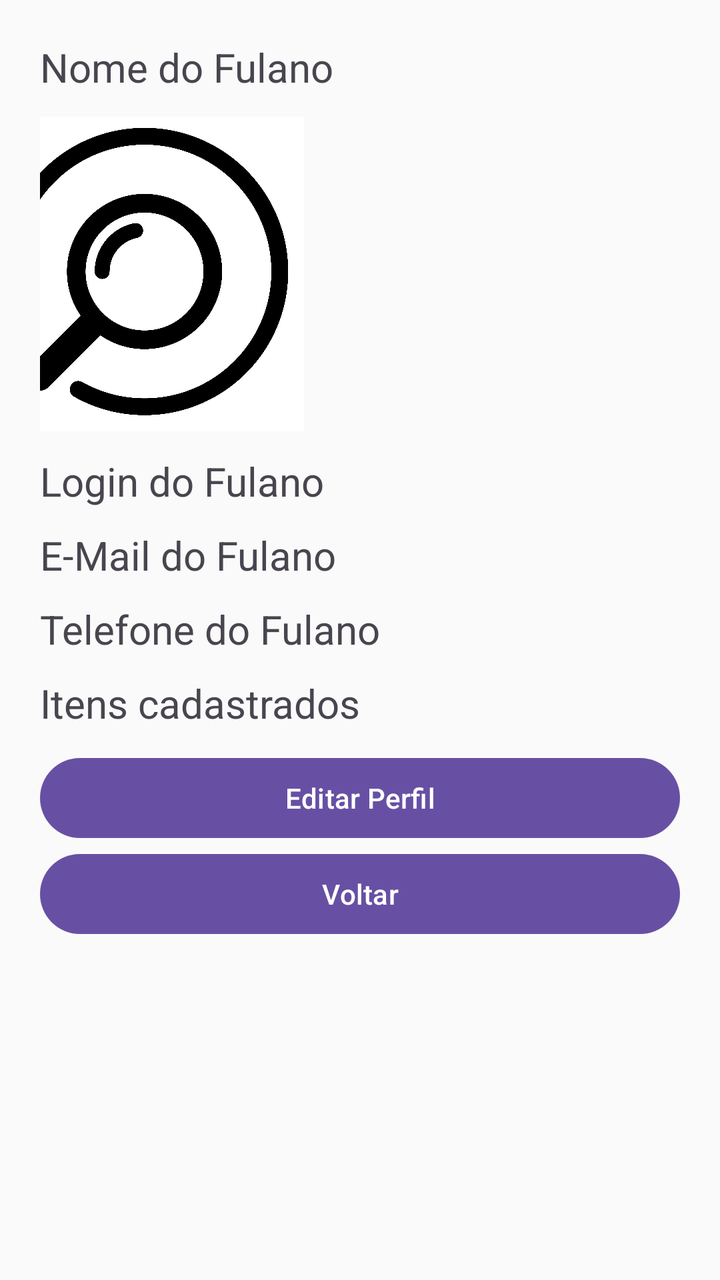
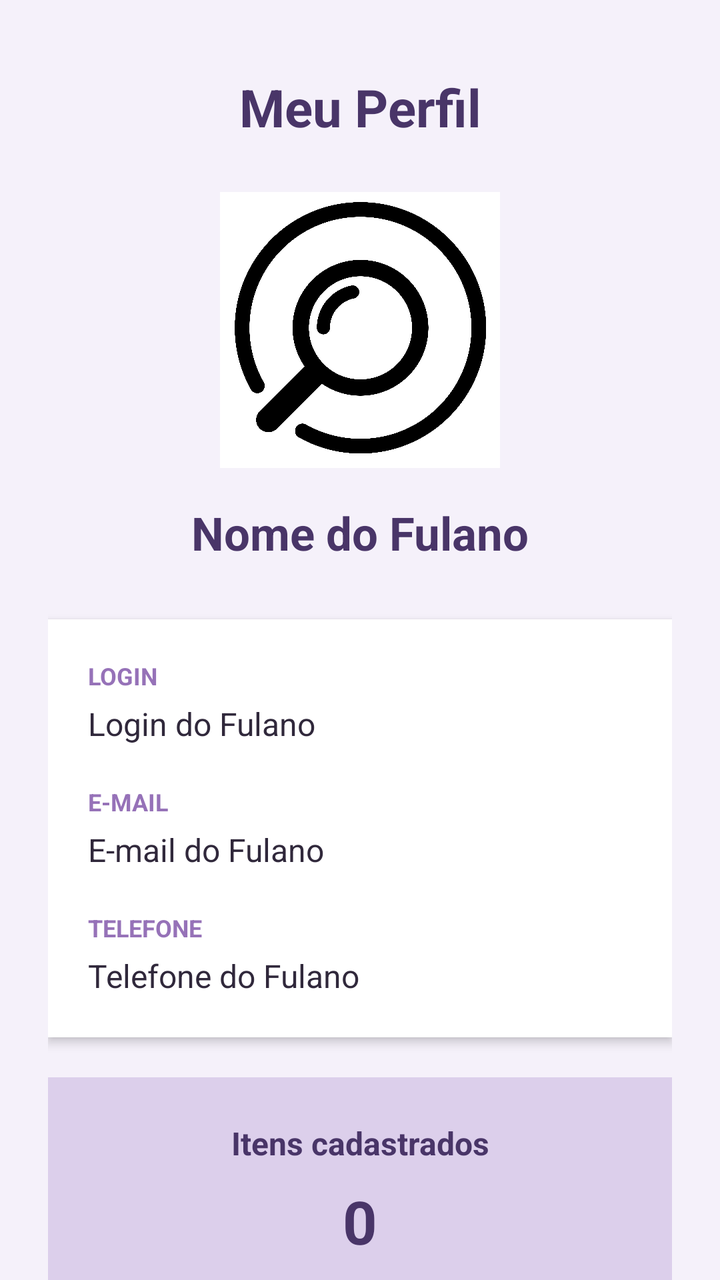

Compare the two renders of this Android layout. The source of the first and the diff that turns it into the second are given below.
<!-- AndroidManifest.xml: application theme Theme.ProjetoAchadosPerdidos -->
<!-- res/layout/tela_perfil.xml -->
<?xml version="1.0" encoding="utf-8"?>
<androidx.core.widget.NestedScrollView xmlns:android="http://schemas.android.com/apk/res/android"
    xmlns:app="http://schemas.android.com/apk/res-auto"
    xmlns:tools="http://schemas.android.com/tools"
    android:layout_width="match_parent"
    android:layout_height="match_parent"
    android:background="#FAFAFA"
    android:fitsSystemWindows="true"
    android:id="@+id/TelaPerfil"
    tools:context=".TelaPerfil">

    <LinearLayout
        android:layout_width="match_parent"
        android:layout_height="wrap_content"
        android:orientation="vertical"
        android:padding="20dp">

        <TextView
            android:layout_width="match_parent"
            android:layout_height="wrap_content"
            android:textSize="20sp"
            android:layout_marginBottom="10sp"
            android:text="Nome do Fulano">
        </TextView>

        <ImageView
            android:layout_width="160dp"
            android:layout_height="160dp"
            android:layout_gravity="center"
            android:layout_marginBottom="10sp"
            android:layout_marginRight="108dp"
            android:src="@drawable/logo_app"/>

        <TextView
            android:layout_width="match_parent"
            android:layout_height="wrap_content"
            android:textSize="20sp"
            android:layout_marginBottom="10sp"
            android:text="Login do Fulano">
        </TextView>

        <TextView
            android:layout_width="match_parent"
            android:layout_height="wrap_content"
            android:textSize="20sp"
            android:layout_marginBottom="10sp"
            android:text="E-Mail do Fulano">
        </TextView>

        <TextView
            android:layout_width="match_parent"
            android:layout_height="wrap_content"
            android:textSize="20sp"
            android:layout_marginBottom="10sp"
            android:text="Telefone do Fulano">
        </TextView>

        <TextView
            android:layout_width="match_parent"
            android:layout_height="wrap_content"
            android:textSize="20sp"
            android:layout_marginBottom="10sp"
            android:text="Itens cadastrados">
        </TextView>

        <Button
            android:id="@+id/buttonEditarPerfil"
            android:layout_width="match_parent"
            android:layout_height="wrap_content"
            android:text="Editar Perfil">
        </Button>

        <Button
            android:id="@+id/buttonVoltar"
            android:layout_width="match_parent"
            android:layout_height="wrap_content"
            android:text="Voltar">
        </Button>

    </LinearLayout>

</androidx.core.widget.NestedScrollView>
<!-- resources referenced by this layout -->
<resources>
  <!-- drawable logo_app: png bitmap (drawable, 271398 bytes) -->
  <style name="Theme.ProjetoAchadosPerdidos" parent="Base.Theme.ProjetoAchadosPerdidos" />
  <style name="Base.Theme.ProjetoAchadosPerdidos" parent="Theme.Material3.DayNight.NoActionBar">
          
          
      </style>
</resources>

<!-- the commit's change to res/layout/tela_perfil.xml (unified diff, before → after) -->
@@ -1,81 +1,183 @@
 <?xml version="1.0" encoding="utf-8"?>
-<androidx.core.widget.NestedScrollView xmlns:android="http://schemas.android.com/apk/res/android"
+<androidx.core.widget.NestedScrollView
+    xmlns:android="http://schemas.android.com/apk/res/android"
     xmlns:app="http://schemas.android.com/apk/res-auto"
     xmlns:tools="http://schemas.android.com/tools"
+    android:id="@+id/TelaPerfil"
     android:layout_width="match_parent"
     android:layout_height="match_parent"
-    android:background="#FAFAFA"
+    android:background="#F5F1FA"
+    android:fillViewport="true"
     android:fitsSystemWindows="true"
-    android:id="@+id/TelaPerfil"
     tools:context=".TelaPerfil">
 
     <LinearLayout
         android:layout_width="match_parent"
         android:layout_height="wrap_content"
         android:orientation="vertical"
-        android:padding="20dp">
+        android:gravity="center_horizontal"
+        android:padding="24dp">
 
+        
         <TextView
             android:layout_width="match_parent"
             android:layout_height="wrap_content"
-            android:textSize="20sp"
-            android:layout_marginBottom="10sp"
-            android:text="Nome do Fulano">
-        </TextView>
+            android:text="Meu Perfil"
+            android:textColor="#493568"
+            android:textSize="26sp"
+            android:textStyle="bold"
+            android:gravity="center"
+            android:layout_marginTop="12dp"
+            android:layout_marginBottom="24dp"/>
 
+        
         <ImageView
-            android:layout_width="160dp"
-            android:layout_height="160dp"
+            android:layout_width="140dp"
+            android:layout_height="140dp"
             android:layout_gravity="center"
-            android:layout_marginBottom="10sp"
-            android:layout_marginRight="108dp"
-            android:src="@drawable/logo_app"/>
+            android:layout_marginBottom="16dp"
+            android:src="@drawable/logo_app"
+            android:scaleType="fitCenter"
+            android:contentDescription="Foto de perfil do usuário"/>
 
+        
         <TextView
+            android:id="@+id/textViewNomePerfil"
             android:layout_width="match_parent"
             android:layout_height="wrap_content"
-            android:textSize="20sp"
-            android:layout_marginBottom="10sp"
-            android:text="Login do Fulano">
-        </TextView>
+            android:text="Nome do Fulano"
+            android:textColor="#493568"
+            android:textSize="23sp"
+            android:textStyle="bold"
+            android:gravity="center"
+            android:layout_marginBottom="28dp"/>
 
-        <TextView
+        
+        <LinearLayout
             android:layout_width="match_parent"
             android:layout_height="wrap_content"
-            android:textSize="20sp"
-            android:layout_marginBottom="10sp"
-            android:text="E-Mail do Fulano">
-        </TextView>
+            android:orientation="vertical"
+            android:background="#FFFFFF"
+            android:padding="20dp"
+            android:elevation="3dp"
+            android:layout_marginBottom="20dp">
 
-        <TextView
+            
+            <TextView
+                android:layout_width="match_parent"
+                android:layout_height="wrap_content"
+                android:text="LOGIN"
+                android:textColor="#9672B8"
+                android:textSize="12sp"
+                android:textStyle="bold"
+                android:layout_marginBottom="5dp"/>
+
+            <TextView
+                android:id="@+id/textViewLoginPerfil"
+                android:layout_width="match_parent"
+                android:layout_height="wrap_content"
+                android:text="Login do Fulano"
+                android:textColor="#30283B"
+                android:textSize="16sp"
+                android:layout_marginBottom="20dp"/>
+
+            
+            <TextView
+                android:layout_width="match_parent"
+                android:layout_height="wrap_content"
+                android:text="E-MAIL"
+                android:textColor="#9672B8"
+                android:textSize="12sp"
+                android:textStyle="bold"
+                android:layout_marginBottom="5dp"/>
+
+            <TextView
+                android:id="@+id/textViewEmailPerfil"
+                android:layout_width="match_parent"
+                android:layout_height="wrap_content"
+                android:text="E-mail do Fulano"
+                android:textColor="#30283B"
+                android:textSize="16sp"
+                android:layout_marginBottom="20dp"/>
+
+            
+            <TextView
+                android:layout_width="match_parent"
+                android:layout_height="wrap_content"
+                android:text="TELEFONE"
+                android:textColor="#9672B8"
+                android:textSize="12sp"
+                android:textStyle="bold"
+                android:layout_marginBottom="5dp"/>
+
+            <TextView
+                android:id="@+id/textViewTelefonePerfil"
+                android:layout_width="match_parent"
+                android:layout_height="wrap_content"
+                android:text="Telefone do Fulano"
+                android:textColor="#30283B"
+                android:textSize="16sp"/>
+
+        </LinearLayout>
+
+        
+        <LinearLayout
             android:layout_width="match_parent"
             android:layout_height="wrap_content"
-            android:textSize="20sp"
-            android:layout_marginBottom="10sp"
-            android:text="Telefone do Fulano">
-        </TextView>
+            android:orientation="vertical"
+            android:gravity="center"
+            android:background="#DCCFEB"
+            android:padding="22dp"
+            android:layout_marginBottom="28dp">
 
-        <TextView
-            android:layout_width="match_parent"
-            android:layout_height="wrap_content"
-            android:textSize="20sp"
-            android:layout_marginBottom="10sp"
-            android:text="Itens cadastrados">
-        </TextView>
+            <TextView
+                android:layout_width="match_parent"
+                android:layout_height="wrap_content"
+                android:text="Itens cadastrados"
+                android:textColor="#493568"
+                android:textSize="16sp"
+                android:textStyle="bold"
+                android:gravity="center"
+                android:layout_marginBottom="8dp"/>
 
+            <TextView
+                android:id="@+id/textViewItensPerfil"
+                android:layout_width="match_parent"
+                android:layout_height="wrap_content"
+                android:text="0"
+                android:textColor="#493568"
+                android:textSize="30sp"
+                android:textStyle="bold"
+                android:gravity="center"/>
+
+        </LinearLayout>
+
+        
         <Button
             android:id="@+id/buttonEditarPerfil"
             android:layout_width="match_parent"
-            android:layout_height="wrap_content"
-            android:text="Editar Perfil">
-        </Button>
+            android:layout_height="56dp"
+            android:text="Editar Perfil"
+            android:textColor="#FFFFFF"
+            android:textSize="16sp"
+            android:textStyle="bold"
+            android:textAllCaps="false"
+            android:backgroundTint="#493568"
+            android:elevation="4dp"
+            android:layout_marginBottom="14dp"/>
 
+        
         <Button
             android:id="@+id/buttonVoltar"
             android:layout_width="match_parent"
-            android:layout_height="wrap_content"
-            android:text="Voltar">
-        </Button>
+            android:layout_height="52dp"
+            android:text="Voltar"
+            android:textColor="#493568"
+            android:textSize="15sp"
+            android:textStyle="bold"
+            android:textAllCaps="false"
+            android:backgroundTint="#DCCFEB"
+            android:layout_marginBottom="12dp"/>
 
     </LinearLayout>
 
